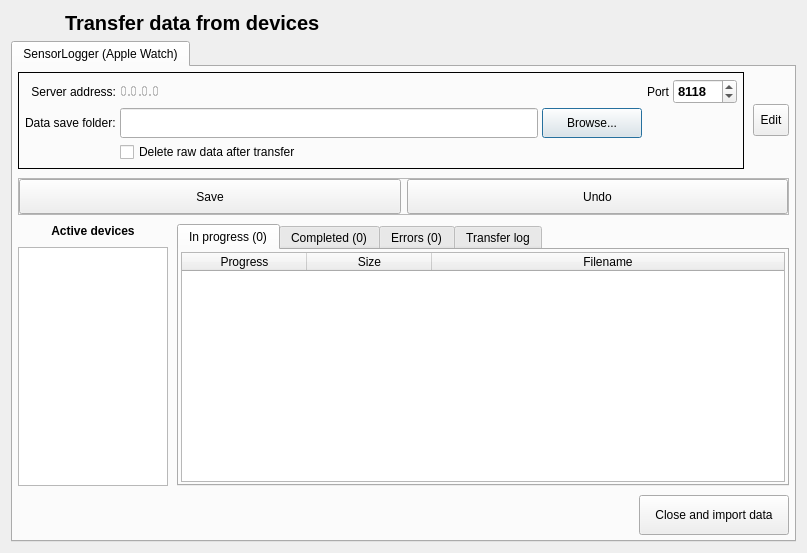
Old version of the form python/resources/ui/StreamWindow.ui in the repository introlab/OpenIMU.
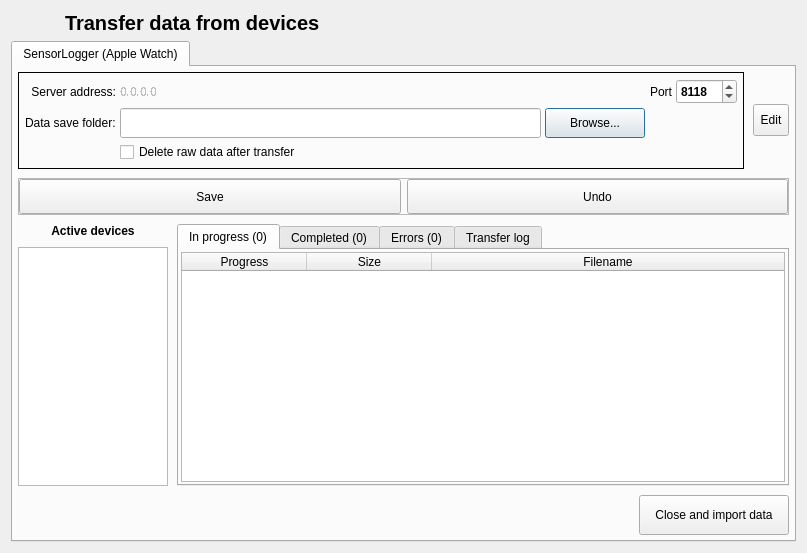
New version of the form. Icons and pictures are not drawn.

Diff of the .ui file:
```diff
--- a/python/resources/ui/StreamWindow.ui
+++ b/python/resources/ui/StreamWindow.ui
@@ -213,7 +213,6 @@
               </property>
               <property name="font">
                <font>
-                <pointsize>10</pointsize>
                 <bold>true</bold>
                 <stylestrategy>NoAntialias</stylestrategy>
                </font>
@@ -283,7 +282,6 @@
               </property>
               <property name="font">
                <font>
-                <pointsize>10</pointsize>
                 <bold>true</bold>
                 <stylestrategy>PreferDefault</stylestrategy>
                </font>
```
